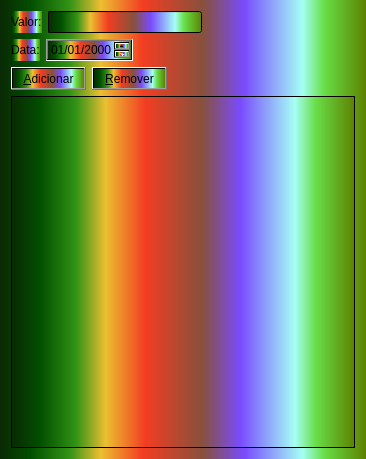
Above: almoco.ui from tiagopascal/Almoco before the change. Below: the same form after it.
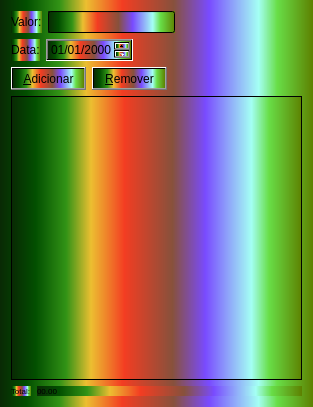
That is the form after the change.

```diff
--- a/almoco.ui
+++ b/almoco.ui
@@ -6,8 +6,8 @@
    <rect>
     <x>0</x>
     <y>0</y>
-    <width>366</width>
-    <height>459</height>
+    <width>313</width>
+    <height>407</height>
    </rect>
   </property>
   <property name="font">
@@ -194,6 +194,24 @@
      </item>
     </layout>
    </item>
+   <item>
+    <layout class="QFormLayout" name="formLayout">
+     <item row="0" column="0">
+      <widget class="QLabel" name="label_3">
+       <property name="text">
+        <string>Total:</string>
+       </property>
+      </widget>
+     </item>
+     <item row="0" column="1">
+      <widget class="QLabel" name="label_total">
+       <property name="text">
+        <string>00.00</string>
+       </property>
+      </widget>
+     </item>
+    </layout>
+   </item>
   </layout>
  </widget>
  <layoutdefault spacing="6" margin="11"/>
```
Left out of the diff: 8 changed lines with no effect on the pictures.
